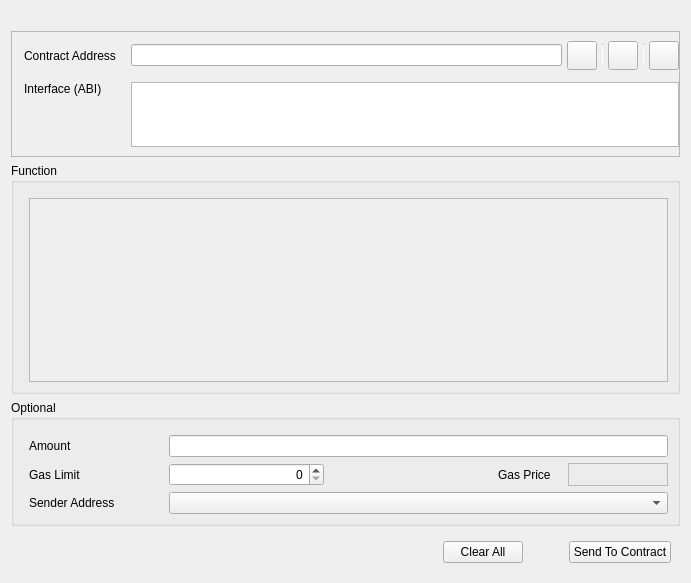
Qt form src/qt/forms/sendtocontract.ui (Hydra-Chain/node) before a commit.
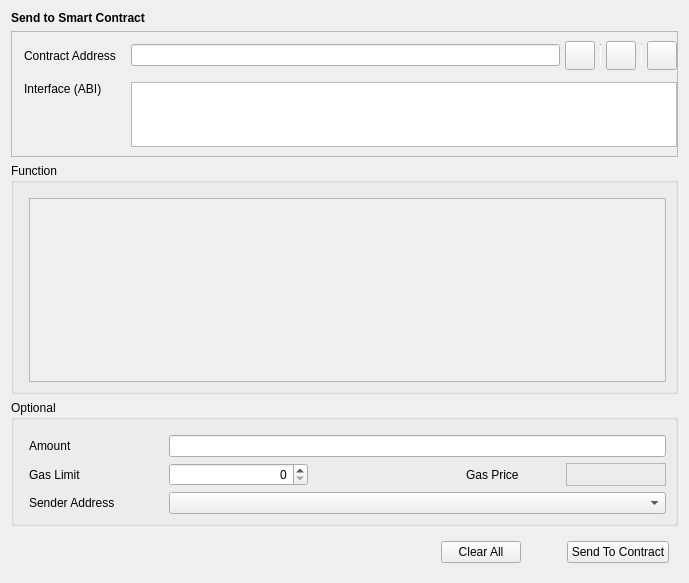
The same form after that commit. Custom widgets are drawn as their Qt base class.

```diff
--- a/src/qt/forms/sendtocontract.ui
+++ b/src/qt/forms/sendtocontract.ui
@@ -6,7 +6,7 @@
    <rect>
     <x>0</x>
     <y>0</y>
-    <width>691</width>
+    <width>689</width>
     <height>583</height>
    </rect>
   </property>
@@ -35,12 +35,6 @@
        </property>
        <item>
         <widget class="QLabel" name="labelTitle">
-         <property name="maximumSize">
-          <size>
-           <width>0</width>
-           <height>16777215</height>
-          </size>
-         </property>
          <property name="font">
           <font>
            <weight>75</weight>
@@ -48,7 +42,7 @@
           </font>
          </property>
          <property name="text">
-          <string/>
+          <string>Send to Smart Contract</string>
          </property>
         </widget>
        </item>
@@ -231,8 +225,8 @@
               <rect>
                <x>0</x>
                <y>0</y>
-               <width>641</width>
-               <height>161</height>
+               <width>639</width>
+               <height>182</height>
               </rect>
              </property>
             </widget>
@@ -291,16 +285,10 @@
             </property>
             <property name="minimumSize">
              <size>
-              <width>60</width>
+              <width>90</width>
               <height>0</height>
              </size>
             </property>
-            <property name="maximumSize">
-             <size>
-              <width>65</width>
-              <height>16777215</height>
-             </size>
-            </property>
             <property name="text">
              <string>Gas Price</string>
             </property>
@@ -478,9 +466,9 @@
  </widget>
  <customwidgets>
   <customwidget>
-   <class>QValidatedTextEdit</class>
-   <extends>QTextEdit</extends>
-   <header>qvalidatedtextedit.h</header>
+   <class>QValidatedLineEdit</class>
+   <extends>QLineEdit</extends>
+   <header>qt/qvalidatedlineedit.h</header>
   </customwidget>
   <customwidget>
    <class>BitcoinAmountField</class>
@@ -489,9 +477,9 @@
    <container>1</container>
   </customwidget>
   <customwidget>
-   <class>QValidatedLineEdit</class>
-   <extends>QLineEdit</extends>
-   <header>qvalidatedlineedit.h</header>
+   <class>QValidatedTextEdit</class>
+   <extends>QTextEdit</extends>
+   <header>qt/qvalidatedtextedit.h</header>
   </customwidget>
   <customwidget>
    <class>AddressField</class>
```
Left out of the diff: 2 changed lines with no effect on the pictures.
